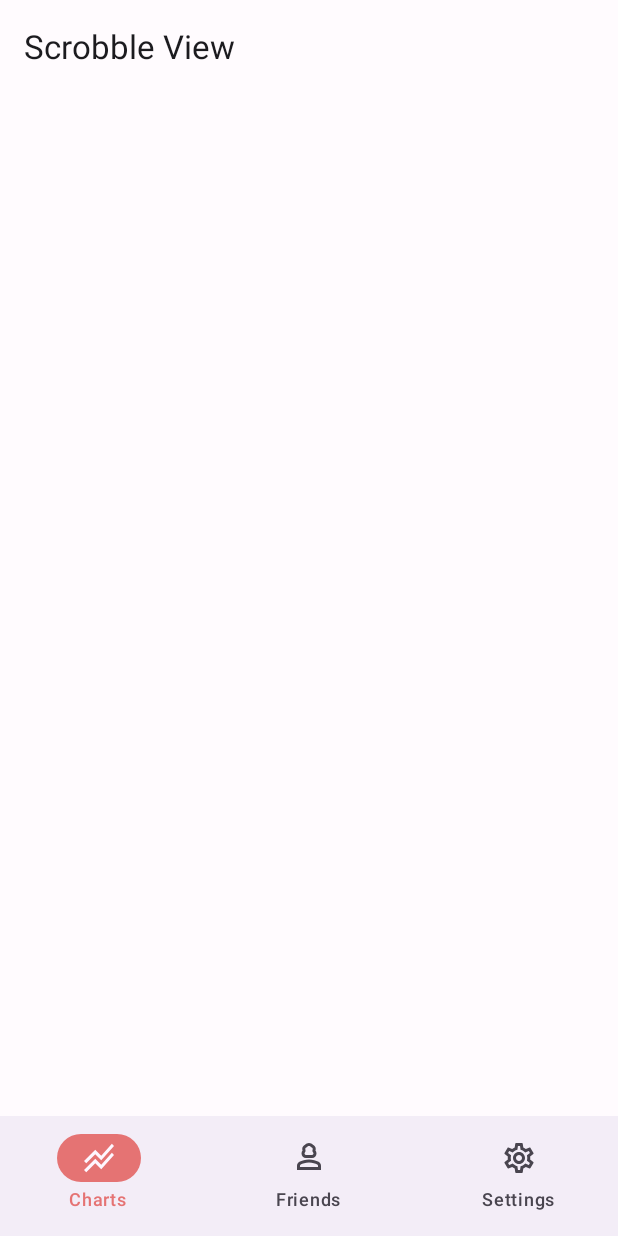
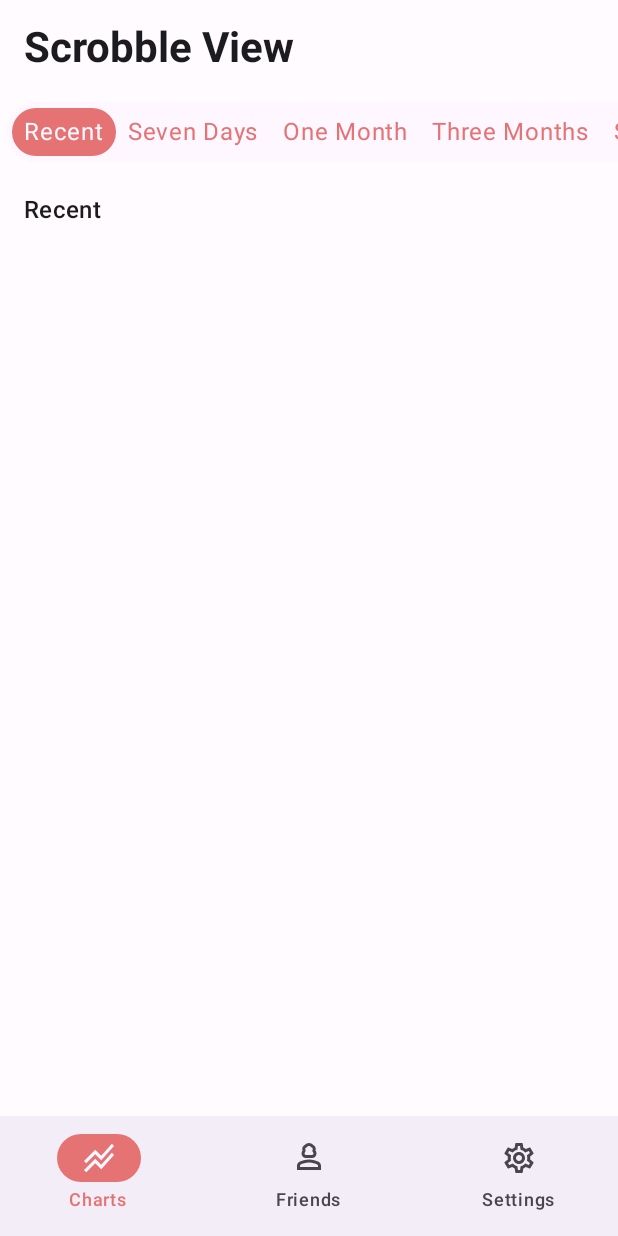
Before and after one commit to frontmesh/scrobble-view, an Android app built with Jetpack Compose: the screen it shows after launch (MainActivity), on a phone screen of 412 x 824 dp. Run offline under Robolectric (Android 15) with nearby library versions, the phone set to English and light mode, and no system bars.

Commit message:
add tabrow to chart screen

```diff
--- a/app/src/main/java/com/frontmatic/scrobbleview/ui/components/BottomNavBar.kt
+++ b/app/src/main/java/com/frontmatic/scrobbleview/ui/components/BottomNavBar.kt
@@ -23,7 +23,7 @@ import androidx.compose.ui.graphics.vector.ImageVector
 data class NavMenuItem(val icon: ImageVector, val iconSelected: ImageVector, val title: String)
 
 @Composable
-fun BottomNavBar() {
+fun BottomNavBar(onNavigationItemClick: (Int) -> Unit) {
     var selectedItem by remember { mutableStateOf(0) }
     val items = listOf(
         NavMenuItem(title = "Charts", iconSelected = Icons.Filled.StackedLineChart, icon = Icons.Outlined.StackedLineChart),
@@ -38,7 +38,10 @@ fun BottomNavBar() {
                 icon = { Icon(icon, contentDescription = item.title) },
                 label = { Text(item.title) },
                 selected = selected,
-                onClick = { selectedItem = index },
+                onClick = {
+                    selectedItem = index
+                    onNavigationItemClick(index)
+                },
                 colors = NavigationBarItemDefaults.colors(
                     indicatorColor = MaterialTheme.colorScheme.primary,
                     selectedTextColor = MaterialTheme.colorScheme.primary,
--- /dev/null
+++ b/app/src/main/java/com/frontmatic/scrobbleview/ui/components/TabRow.kt
@@ -0,0 +1,183 @@
+package com.frontmatic.scrobbleview.ui.components
+
+import androidx.compose.animation.animateColorAsState
+import androidx.compose.animation.core.AnimationSpec
+import androidx.compose.animation.core.FastOutSlowInEasing
+import androidx.compose.animation.core.animateDpAsState
+import androidx.compose.animation.core.tween
+import androidx.compose.foundation.background
+import androidx.compose.foundation.clickable
+import androidx.compose.foundation.interaction.MutableInteractionSource
+import androidx.compose.foundation.layout.Box
+import androidx.compose.foundation.layout.PaddingValues
+import androidx.compose.foundation.layout.fillMaxHeight
+import androidx.compose.foundation.layout.fillMaxWidth
+import androidx.compose.foundation.layout.height
+import androidx.compose.foundation.layout.offset
+import androidx.compose.foundation.layout.padding
+import androidx.compose.foundation.layout.width
+import androidx.compose.foundation.layout.wrapContentHeight
+import androidx.compose.foundation.layout.wrapContentSize
+import androidx.compose.foundation.layout.wrapContentWidth
+import androidx.compose.foundation.selection.selectableGroup
+import androidx.compose.foundation.shape.CircleShape
+import androidx.compose.material3.MaterialTheme
+import androidx.compose.material3.Surface
+import androidx.compose.material3.Text
+import androidx.compose.runtime.Composable
+import androidx.compose.runtime.getValue
+import androidx.compose.runtime.remember
+import androidx.compose.ui.Alignment
+import androidx.compose.ui.Modifier
+import androidx.compose.ui.composed
+import androidx.compose.ui.graphics.Color
+import androidx.compose.ui.graphics.Shape
+import androidx.compose.ui.layout.Placeable
+import androidx.compose.ui.layout.SubcomposeLayout
+import androidx.compose.ui.platform.debugInspectorInfo
+import androidx.compose.ui.unit.Constraints
+import androidx.compose.ui.unit.Dp
+import androidx.compose.ui.unit.dp
+
+enum class SubComposeID {
+    PRE_CALCULATE_ITEM,
+    ITEM,
+    INDICATOR
+}
+
+data class TabPosition(
+    val left: Dp, val width: Dp
+)
+
+@Composable
+fun TabRow(
+    containerColor: Color = MaterialTheme.colorScheme.background,
+    indicatorColor: Color = MaterialTheme.colorScheme.primary,
+    containerShape: Shape = CircleShape,
+    indicatorShape: Shape = CircleShape,
+    paddingValues: PaddingValues = PaddingValues(4.dp),
+    animationSpec: AnimationSpec<Dp> = tween(durationMillis = 250, easing = FastOutSlowInEasing),
+    fixedSize: Boolean = false,
+    selectedTabPosition: Int = 0,
+    tabItem: @Composable () -> Unit
+) {
+
+    Surface(
+        color = containerColor,
+        shape = containerShape,
+        modifier = Modifier
+            .wrapContentSize()
+            .padding(paddingValues)
+    ) {
+        SubcomposeLayout(
+            Modifier
+                .padding(paddingValues)
+                .wrapContentHeight()
+                .selectableGroup()
+        ) { constraints ->
+            val tabMeasurable: List<Placeable> = subcompose(SubComposeID.PRE_CALCULATE_ITEM, tabItem)
+                .map { it.measure(constraints) }
+
+            val itemsCount = tabMeasurable.size
+            val maxItemWidth = tabMeasurable.maxOf { it.width }
+            val maxItemHeight = tabMeasurable.maxOf { it.height }
+
+            val tabPlacables = subcompose(SubComposeID.ITEM, tabItem).map {
+                val c = if (fixedSize) constraints.copy(
+                    minWidth = maxItemWidth,
+                    maxWidth = maxItemWidth,
+                    minHeight = maxItemHeight
+                ) else constraints
+                it.measure(c)
+            }
+
+            val tabPositions = tabPlacables.mapIndexed { index, placeable ->
+                val itemWidth = if (fixedSize) maxItemWidth else placeable.width
+                val x = if (fixedSize) {
+                    maxItemWidth * index
+                } else {
+                    val leftTabWith = tabPlacables.take(index).sumOf { it.width }
+                    leftTabWith
+                }
+                TabPosition(x.toDp(), itemWidth.toDp())
+            }
+
+            val tabRowWidth = if (fixedSize) maxItemWidth * itemsCount
+            else tabPlacables.sumOf { it.width }
+
+            layout(tabRowWidth, maxItemHeight) {
+                subcompose(SubComposeID.INDICATOR) {
+                    Box(
+                        Modifier
+                            .tabIndicator(tabPositions[selectedTabPosition], animationSpec)
+                            .fillMaxWidth()
+                            .height(maxItemHeight.toDp())
+                            .background(color = indicatorColor, indicatorShape)
+                    )
+                }.forEach {
+                    it.measure(Constraints.fixed(tabRowWidth, maxItemHeight)).placeRelative(0, 0)
+                }
+
+                tabPlacables.forEachIndexed { index, placeable ->
+                    val x = if (fixedSize) {
+                        maxItemWidth * index
+                    } else {
+                        val leftTabWith = tabPlacables.take(index).sumOf { it.width }
+                        leftTabWith
+                    }
+                    placeable.placeRelative(x, 0)
+                }
+            }
+        }
+    }
+}
+
+fun Modifier.tabIndicator(
+    tabPosition: TabPosition,
+    animationSpec: AnimationSpec<Dp>,
+): Modifier = composed(
+    inspectorInfo = debugInspectorInfo {
+        name = "tabIndicatorOffset"
+        value = tabPosition
+    }
+) {
+    val currentTabWidth by animateDpAsState(
+        targetValue = tabPosition.width,
+        animationSpec = animationSpec
+    )
+    val indicatorOffset by animateDpAsState(
+        targetValue = tabPosition.left,
+        animationSpec = animationSpec
+    )
+    fillMaxWidth()
+        .wrapContentSize(Alignment.BottomStart)
+        .offset(x = indicatorOffset)
+        .width(currentTabWidth)
+        .fillMaxHeight()
+}
+
+@Composable
+fun TabTitle(
+    title: String,
+    position: Int,
+    color: Color,
+    onClick: (Int) -> Unit
+) {
+    val changedColor by animateColorAsState(
+        targetValue = color,
+        animationSpec = tween(durationMillis = 350, easing = FastOutSlowInEasing)
+    )
+    Text(
+        text = title,
+        Modifier
+            .wrapContentWidth(Alignment.CenterHorizontally)
+            .padding(horizontal = 8.dp, vertical = 4.dp)
+            .clickable(
+                interactionSource = remember { MutableInteractionSource() },
+                indication = null,
+            ) {
+                onClick(position)
+            },
+        color = changedColor
+    )
+}
--- /dev/null
+++ b/app/src/main/java/com/frontmatic/scrobbleview/ui/screens/ChartsScreen.kt
@@ -0,0 +1,63 @@
+package com.frontmatic.scrobbleview.ui.screens
+
+import androidx.compose.foundation.horizontalScroll
+import androidx.compose.foundation.layout.Arrangement
+import androidx.compose.foundation.layout.Box
+import androidx.compose.foundation.layout.Column
+import androidx.compose.foundation.layout.fillMaxWidth
+import androidx.compose.foundation.layout.padding
+import androidx.compose.foundation.layout.wrapContentSize
+import androidx.compose.foundation.rememberScrollState
+import androidx.compose.material3.MaterialTheme
+import androidx.compose.material3.Text
+import androidx.compose.runtime.Composable
+import androidx.compose.runtime.getValue
+import androidx.compose.runtime.mutableStateOf
+import androidx.compose.runtime.remember
+import androidx.compose.runtime.setValue
+import androidx.compose.ui.Modifier
+import androidx.compose.ui.unit.dp
+import com.frontmatic.scrobbleview.ui.components.TabRow
+import com.frontmatic.scrobbleview.ui.components.TabTitle
+
+
+@Composable
+fun ChartsScreen() {
+    var selectedTabPosition by remember { mutableStateOf(0) }
+
+    val items = listOf(
+        "Recent", "Seven Days", "One Month", "Three Months", "Six Months", "One Year", "Overall"
+    )
+
+    Column(
+        verticalArrangement = Arrangement.Top,
+    ) {
+        Box(
+            modifier = Modifier
+                .fillMaxWidth()
+                .wrapContentSize()
+                .horizontalScroll(rememberScrollState())
+        ) {
+            TabRow(
+                selectedTabPosition = selectedTabPosition
+            ) {
+                items.forEachIndexed { index, s ->
+                    TabTitle(
+                        s,
+                        position = index,
+                        color = if (selectedTabPosition == index)
+                            MaterialTheme.colorScheme.background else MaterialTheme.colorScheme.primary,
+                    ) { selectedTabPosition = index }
+                }
+            }
+        }
+
+        Column(modifier = Modifier.padding(16.dp)) {
+            Text(
+                text = items[selectedTabPosition],
+                style = MaterialTheme.typography.titleMedium
+            )
+        }
+
+    }
+}
--- /dev/null
+++ b/app/src/main/java/com/frontmatic/scrobbleview/ui/screens/FriendsScreen.kt
@@ -0,0 +1,9 @@
+package com.frontmatic.scrobbleview.ui.screens
+
+import androidx.compose.material3.Text
+import androidx.compose.runtime.Composable
+
+@Composable
+fun FriendsScreen() {
+    Text(text = "Friends")
+}
--- a/app/src/main/java/com/frontmatic/scrobbleview/ui/screens/HomeScreen.kt
+++ b/app/src/main/java/com/frontmatic/scrobbleview/ui/screens/HomeScreen.kt
@@ -3,25 +3,44 @@ package com.frontmatic.scrobbleview.ui.screens
 import androidx.compose.foundation.layout.fillMaxSize
 import androidx.compose.foundation.layout.padding
 import androidx.compose.material3.ExperimentalMaterial3Api
+import androidx.compose.material3.MaterialTheme
 import androidx.compose.material3.Scaffold
 import androidx.compose.material3.Surface
 import androidx.compose.material3.Text
 import androidx.compose.material3.TopAppBar
 import androidx.compose.runtime.Composable
+import androidx.compose.runtime.getValue
+import androidx.compose.runtime.mutableStateOf
+import androidx.compose.runtime.remember
+import androidx.compose.runtime.setValue
 import androidx.compose.ui.Modifier
+import androidx.compose.ui.text.TextStyle
+import androidx.compose.ui.text.font.Font
+import androidx.compose.ui.text.font.FontWeight
 import com.frontmatic.scrobbleview.ui.components.BottomNavBar
 
 @OptIn(ExperimentalMaterial3Api::class)
 @Composable
 fun HomeScreen() {
+    var selectedItem by remember { mutableStateOf(0) }
+
     Scaffold(
         topBar = {
             TopAppBar(
-                title = { Text("Scrobble View") },
+                title = {
+                    Text(
+                        text = "Scrobble View",
+                        style = MaterialTheme.typography.headlineMedium.copy(
+                            fontWeight = FontWeight.Bold,
+                        )
+                    )
+                },
             )
         },
         bottomBar = {
-            BottomNavBar()
+            BottomNavBar(
+                onNavigationItemClick = { selectedItem = it },
+            )
         }
 
     ) {
@@ -29,7 +48,11 @@ fun HomeScreen() {
             .fillMaxSize()
             .padding(it)
         ) {
-
+            when (selectedItem) {
+                0 -> ChartsScreen()
+                1 -> FriendsScreen()
+                2 -> SettingsScreen()
+            }
         }
     }
 }
--- /dev/null
+++ b/app/src/main/java/com/frontmatic/scrobbleview/ui/screens/SettingsScreen.kt
@@ -0,0 +1,9 @@
+package com.frontmatic.scrobbleview.ui.screens
+
+import androidx.compose.material3.Text
+import androidx.compose.runtime.Composable
+
+@Composable
+fun SettingsScreen() {
+    Text(text = "Settings")
+}
```
Also changed, not shown: app/build.gradle (+13 -0 lines).
